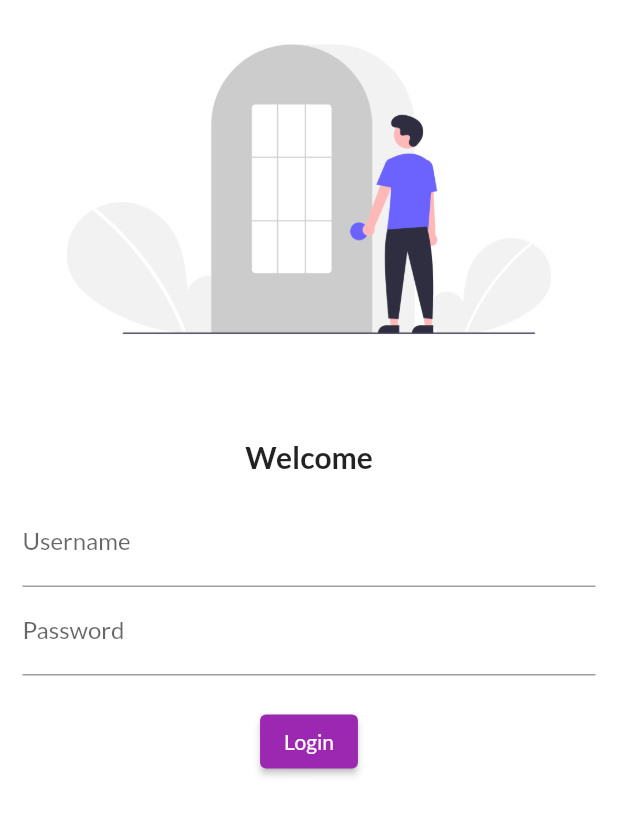
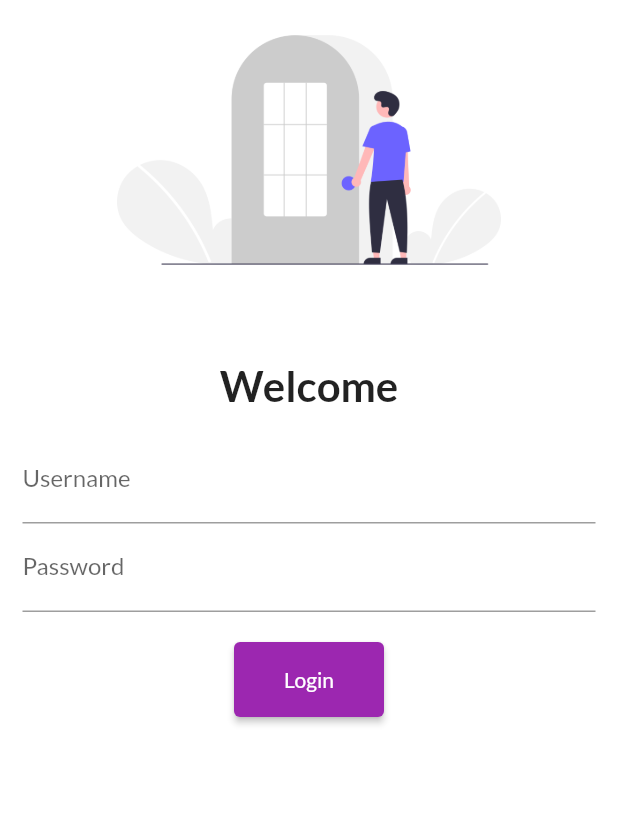
Before and after one commit to PrabeshPP/Flutter, a Flutter app: the screen it shows after launch, on a phone screen of 412 x 824 dp. Shown: the top 816 px of the screen. Run offline on Flutter 3.47's test engine with Material 2 defaults, Android fonts, the phone set to English and light mode, and no system bars; our stand-ins replace google_fonts.

Commit message:
day5 completed

```diff
--- a/lib/Screens/login_page.dart
+++ b/lib/Screens/login_page.dart
@@ -1,4 +1,5 @@
 import "package:flutter/material.dart";
+import 'package:flutter_application_1/utils/routes.dart';
 
 class Login extends StatelessWidget {
   const Login({Key key}) : super(key: key);
@@ -7,18 +8,24 @@ class Login extends StatelessWidget {
   Widget build(BuildContext context) {
     return Material(
       color: Colors.white,
+      child: SingleChildScrollView(
         child: Column(
           children: [
-          Image.asset("assets/images/log.png", fit: BoxFit.cover),
+            Image.asset(
+              "assets/images/log.png",
+              fit: BoxFit.cover,
+              height: 200,
+            ),
             SizedBox(
               height: 40,
             ),
             Text(
               "Welcome",
-            style: TextStyle(fontSize: 20, fontWeight: FontWeight.bold),
+              style: TextStyle(fontSize: 28, fontWeight: FontWeight.bold),
             ),
             Padding(
-            padding: const EdgeInsets.symmetric(vertical: 16.0, horizontal: 15),
+              padding:
+                  const EdgeInsets.symmetric(vertical: 16.0, horizontal: 15),
               child: Column(
                 children: [
                   TextFormField(
@@ -37,9 +44,9 @@ class Login extends StatelessWidget {
                   ),
                   ElevatedButton(
                     child: Text("Login"),
-                  style: TextButton.styleFrom(),
+                    style: TextButton.styleFrom(minimumSize: Size(100, 50)),
                     onPressed: () {
-                    print("we are going to create a snickers App");
+                      Navigator.pushNamed(context, MyRoutes.homeRoute);
                     },
                   ),
                 ],
@@ -47,6 +54,7 @@ class Login extends StatelessWidget {
             )
           ],
         ),
+      ),
     );
   }
 }
--- a/lib/main.dart
+++ b/lib/main.dart
@@ -1,6 +1,8 @@
 import "package:flutter/material.dart";
+import 'package:flutter_application_1/Screens/homepage.dart';
 // import 'package:flutter_application_1/Screens/homepage.dart';
 import 'package:flutter_application_1/Screens/login_page.dart';
+import 'package:flutter_application_1/utils/routes.dart';
 import 'package:google_fonts/google_fonts.dart';
 
 
@@ -23,11 +25,13 @@ class MyApp extends StatelessWidget {
       // primaryTextTheme:GoogleFonts.latoTextTheme()
       ),
       darkTheme: ThemeData(brightness: Brightness.dark),
+      debugShowCheckedModeBanner: false,
 
       //routes  for the screen
       routes: {
         "/":(context)=>Login(),
-        "/login":(context)=>Login()
+        MyRoutes.loginRoute:(context)=>Login(),
+        MyRoutes.homeRoute:(context)=>Homepage()
       },
 
 
--- /dev/null
+++ b/lib/utils/routes.dart
@@ -0,0 +1,4 @@
+class MyRoutes {
+  static String loginRoute = "/login";
+  static String homeRoute = "/home";
+}
```
Lines whose indentation alone changed are shown as unchanged.
